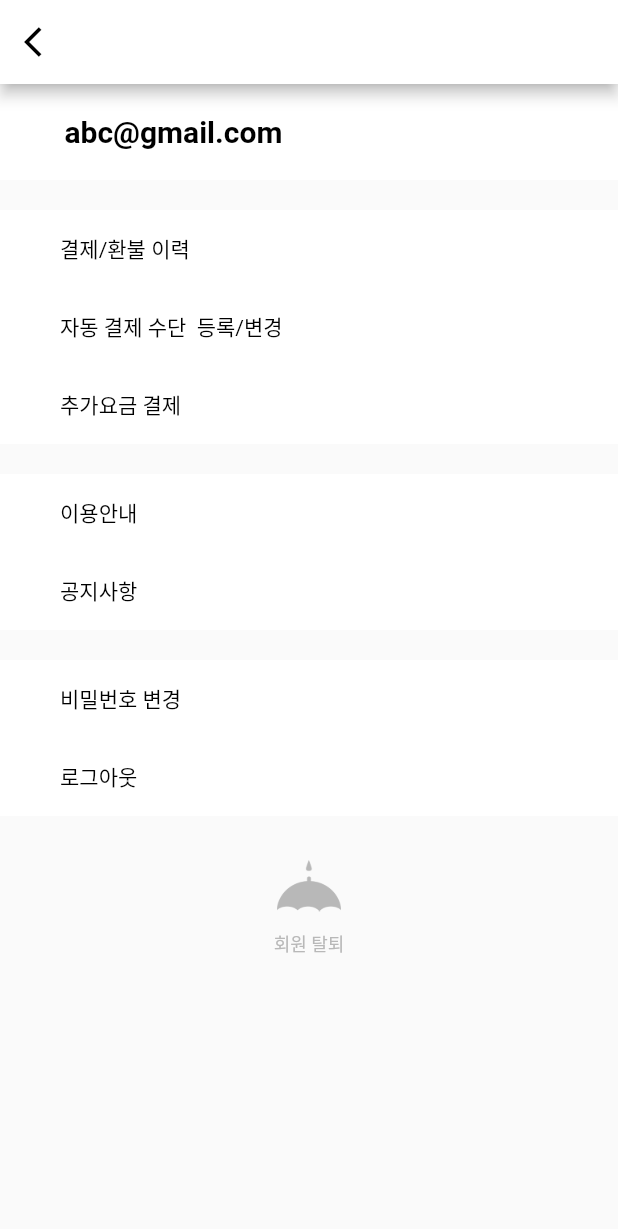
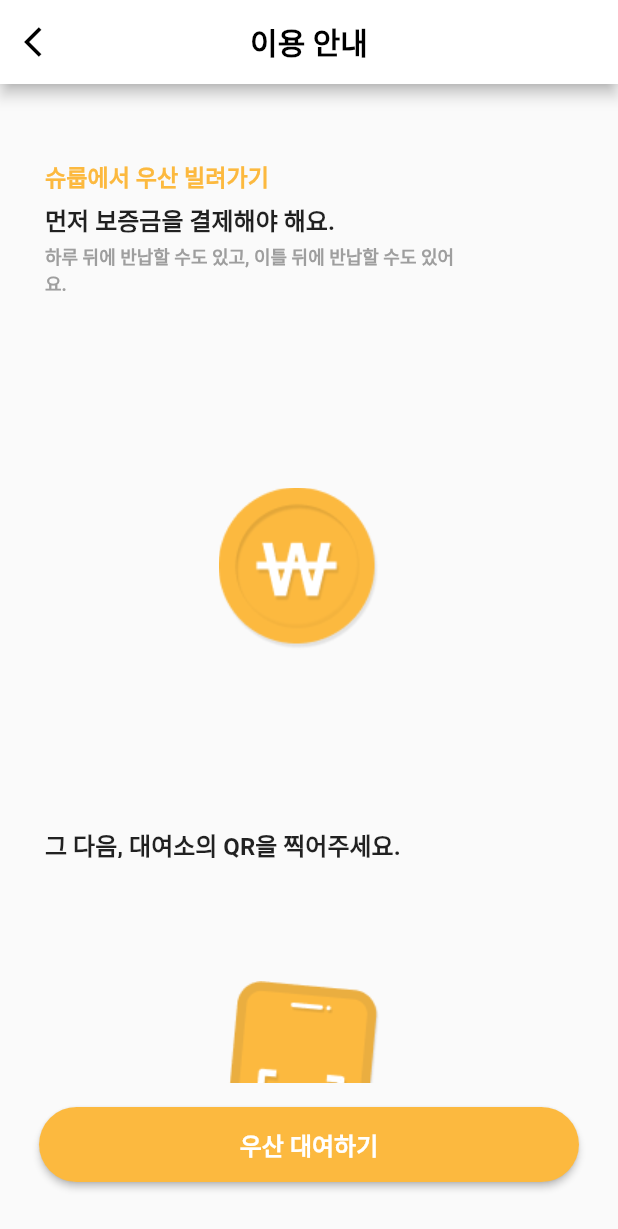
Before and after one commit to ljy2855/shuroop_client_app, a Flutter app: the PersonalInfo screen opened directly, after a tap on "이용안내", on a phone screen of 412 x 824 dp. Shown: the top 1229 px of the screen. Run offline on Flutter 3.47's test engine with Material 2 defaults, Android fonts, the phone set to English and light mode, and no system bars; our stand-ins replace dotted_line, flutter_dotenv, shared_preferences; missing offline and left inert: flutter_naver_map, qr_code_scanner; accounts and stored records are empty; network calls fail; Roboto replaces fonts that are missing (IBMPlexSans, IBMPlexSansKR).

Commit message:
usageinfo page

```diff
--- a/lib/auth/view/login.dart
+++ b/lib/auth/view/login.dart
@@ -213,7 +213,7 @@ class _LoginPageState extends State<LoginPage> {
       if (!profile.getIsRenting()!) {
         if (profile.getLeftTime() == Duration.zero) {
           await Navigator.of(context).push(MaterialPageRoute(
-              builder: ((context) => const DepositInformation())));
+              builder: ((context) =>  DepositInformation())));
         } else {
           await Navigator.of(context).push(MaterialPageRoute(
               builder: ((context) => const QRScanPage(
--- a/lib/map/view/map.dart
+++ b/lib/map/view/map.dart
@@ -205,7 +205,7 @@ class _MainMapPageState extends State<MainMapPage> {
                                         Navigator.of(context)
                                             .push(MaterialPageRoute(
                                                 builder: ((context) =>
-                                                    const DepositInformation())))
+                                                    DepositInformation())))
                                             .then(
                                               (_) => setState(() {}),
                                             )
--- a/lib/mypage/personal_info.dart
+++ b/lib/mypage/personal_info.dart
@@ -4,6 +4,11 @@ import 'package:shuroop_client_app/auth/provider/profile_provider.dart';
 import 'package:shuroop_client_app/auth/provider/token.dart';
 import 'package:shuroop_client_app/colors.dart';
 import 'package:shuroop_client_app/mypage/notice.dart';
+import 'package:shuroop_client_app/mypage/payment_refund_history.dart';
+import 'package:shuroop_client_app/mypage/usage_info.dart';
+
+import 'additional_charge_payment.dart';
+import 'automatic_payment_method.dart';
 
 class PersonalInfo extends StatelessWidget {
   PersonalInfo({Key? key}) : super(key: key);
@@ -37,7 +42,8 @@ class PersonalInfo extends StatelessWidget {
               alignment: Alignment.centerLeft,
               width: double.infinity,
               child: TextButton(
-                onPressed: () {},
+                onPressed: () => Navigator.of(context).push(
+                    MaterialPageRoute(builder: (((context) => Notice())))),
                 child: Text(profile.getProfile()?.email ?? "abc@gmail.com",
                     style: const TextStyle(
                         fontSize: 20,
@@ -53,7 +59,8 @@ class PersonalInfo extends StatelessWidget {
               alignment: Alignment.centerLeft,
               width: double.infinity,
               child: TextButton(
-                onPressed: () {},
+                onPressed: () => Navigator.of(context).push(
+                    MaterialPageRoute(builder: (((context) => PaymentRefundHistory())))),
                 child: const Text("결제/환불 이력",
                     style: TextStyle(
                         fontSize: 14,
@@ -69,7 +76,8 @@ class PersonalInfo extends StatelessWidget {
               alignment: Alignment.centerLeft,
               width: double.infinity,
               child: TextButton(
-                onPressed: () {},
+                onPressed: () => Navigator.of(context).push(
+                    MaterialPageRoute(builder: (((context) => AutomaticPaymentMethod())))),
                 child: const Text("자동 결제 수단  등록/변경",
                     style: TextStyle(
                         fontSize: 14,
@@ -85,7 +93,8 @@ class PersonalInfo extends StatelessWidget {
               alignment: Alignment.centerLeft,
               width: double.infinity,
               child: TextButton(
-                onPressed: () {},
+                onPressed: () => Navigator.of(context).push(
+                    MaterialPageRoute(builder: (((context) => AdditionalChargePayment())))),
                 child: const Text("추가요금 결제",
                     style: TextStyle(
                         fontSize: 14,
@@ -101,7 +110,8 @@ class PersonalInfo extends StatelessWidget {
               alignment: Alignment.centerLeft,
               width: double.infinity,
               child: TextButton(
-                onPressed: () {},
+                onPressed: () => Navigator.of(context).push(
+                    MaterialPageRoute(builder: (((context) => UsageInformation())))),
                 child: const Text("이용안내",
                     style: TextStyle(
                         fontSize: 14,
@@ -117,7 +127,8 @@ class PersonalInfo extends StatelessWidget {
               alignment: Alignment.centerLeft,
               width: double.infinity,
               child: TextButton(
-                onPressed: () {},
+                onPressed: () => Navigator.of(context).push(
+                    MaterialPageRoute(builder: (((context) => Notice())))),
                 child: const Text("공지사항",
                     style: TextStyle(
                         fontSize: 14,
@@ -189,6 +200,7 @@ class PersonalInfo extends StatelessWidget {
         ),
       ),
     );
+
   }
 
   Future<void> logout() async {
--- a/lib/mypage/usage_info.dart
+++ b/lib/mypage/usage_info.dart
@@ -0,0 +1,234 @@
+import 'package:flutter/material.dart';
+import 'package:shuroop_client_app/colors.dart';
+
+import '../map/view/map.dart';
+
+
+class UsageInformation extends StatelessWidget {
+  UsageInformation({Key? key}) : super(key: key);
+  final scrollController = ScrollController();
+
+  @override
+  Widget build(BuildContext context) {
+    return Scaffold(
+      appBar: AppBar(
+          backgroundColor: ZeplinColors.white,
+          centerTitle: true,
+          title: const Text("이용 안내",
+              style: TextStyle(
+                color: ZeplinColors.black,
+                  fontFamily: 'IBMPlexSans',
+                  fontSize: 20,
+                  fontWeight: FontWeight.w700)),
+          leading: IconButton(
+            color: ZeplinColors.black,
+            icon: const Icon(Icons.arrow_back_ios),
+            onPressed: () {
+              Navigator.of(context).pop();
+            },
+          )),
+      body: SingleChildScrollView(
+        scrollDirection: Axis.vertical,
+        controller: scrollController,
+        child: Column(
+          crossAxisAlignment: CrossAxisAlignment.start,
+          children: [
+            Container(
+              width: 198,
+              height: 21,
+              margin: const EdgeInsets.fromLTRB(30, 50, 0, 7),
+              child: const Text("슈룹에서 우산 빌려가기",
+                  style: TextStyle(
+                      color: Color(0xFFFCB93F),
+                      fontFamily: 'IBMPlexSans',
+                      fontWeight: FontWeight.w600,
+                      fontSize: 15.4)),
+            ),
+            Container(
+              width: 198,
+              height: 21,
+              margin: const EdgeInsets.fromLTRB(30, 0, 0, 7),
+              child: const Text("먼저 보증금을 결제해야 해요.",
+                  style: TextStyle(
+                      fontFamily: 'IBMPlexSans',
+                      fontWeight: FontWeight.w600,
+                      fontSize: 16)),
+            ),
+            Container(
+              width: 286,
+              height: 45,
+              margin: const EdgeInsets.fromLTRB(30, 0, 0, 82),
+              child: const Text("하루 뒤에 반납할 수도 있고, 이틀 뒤에 반납할 수도 있어요.",
+                  style: TextStyle(
+                      color: Colors.grey,
+                      fontFamily: 'IBMPlexSansKR',
+                      fontWeight: FontWeight.w700,
+                      fontSize: 12)),
+            ),
+            Container(
+              margin: const EdgeInsets.fromLTRB(99.2, 0, 100.14, 82),
+              width: 200,
+              height: 180,
+              child: Image.asset("assets/images/coin.png"),
+            ),
+            Container(
+              width: 240,
+              height: 21,
+              margin: const EdgeInsets.fromLTRB(30, 0, 0, 82),
+              child: const Text("그 다음, 대여소의 QR을 찍어주세요.",
+                  style: TextStyle(
+                      fontFamily: 'IBMPlexSans',
+                      fontWeight: FontWeight.w600,
+                      fontSize: 16)),
+            ),
+            Container(
+              margin: const EdgeInsets.fromLTRB(99.2, 0, 100.14, 82),
+              width: 200,
+              height: 180,
+              child: Image.asset("assets/images/QRcodeScanner.png"),
+            ),
+            Container(
+              width: 198,
+              height: 21,
+              margin: const EdgeInsets.fromLTRB(30, 0, 0, 7),
+              child: const Text("대여완료되었어요!",
+                  style: TextStyle(
+                      fontFamily: 'IBMPlexSans',
+                      fontWeight: FontWeight.w600,
+                      fontSize: 16)),
+            ),
+            Container(
+              width: 280,
+              height: 32,
+              margin: const EdgeInsets.fromLTRB(30, 0, 0, 82),
+              child: const Text(
+                  "간단한 단계를 통해 우산을 빌릴 수 있어요!",
+                  style: TextStyle(
+                      color: Colors.grey,
+                      fontFamily: 'IBMPlexSans',
+                      fontWeight: FontWeight.w400,
+                      fontSize: 11)),
+            ),
+            Container(
+              margin: const EdgeInsets.fromLTRB(99.2, 0, 100.14, 82),
+              width: 200,
+              height: 180,
+              child: Image.asset("assets/images/umbrella.png"),
+            ),
+
+            Container(
+              alignment: Alignment.center,
+              margin: const EdgeInsets.fromLTRB(0, 0, 0, 0),
+              child: IconButton(
+                icon: const Icon(Icons.keyboard_arrow_down_rounded),
+                color: ZeplinColors.base_yellow,
+                iconSize: 38,
+                onPressed: () => moveToBottomScroll(scrollController),
+              ),
+            ),
+            Container(
+              width: 198,
+              height: 21,
+              margin: const EdgeInsets.fromLTRB(30, 50, 0, 7),
+              child: const Text("우산 반납하기",
+                  style: TextStyle(
+                      color: Color(0xFFFCB93F),
+                      fontFamily: 'IBMPlexSans',
+                      fontWeight: FontWeight.w600,
+                      fontSize: 15.4)),
+            ),
+            Container(
+              width: 198,
+              height: 45,
+              margin: const EdgeInsets.fromLTRB(30, 0, 0, 7),
+              child: const Text("반납하기로 약속한 시간까지 대여소로 가주세요.",
+                  style: TextStyle(
+                      fontFamily: 'IBMPlexSans',
+                      fontWeight: FontWeight.w600,
+                      fontSize: 16)),
+            ),
+
+            Container(
+              margin: const EdgeInsets.fromLTRB(99.2, 0, 100.14, 82),
+              width: 200,
+              height: 180,
+              child: Image.asset("assets/images/clock.png"),
+            ),
+            Container(
+              width: 240,
+              height: 21,
+              margin: const EdgeInsets.fromLTRB(30, 0, 0, 82),
+              child: const Text("그 다음, 대여소의 QR을 찍어주세요.",
+                  style: TextStyle(
+                      fontFamily: 'IBMPlexSans',
+                      fontWeight: FontWeight.w600,
+                      fontSize: 16)),
+            ),
+            Container(
+              margin: const EdgeInsets.fromLTRB(99.2, 0, 100.14, 82),
+              width: 200,
+              height: 180,
+              child: Image.asset("assets/images/QRcodeScanner.png"),
+            ),
+            Container(
+              width: 198,
+              height: 21,
+              margin: const EdgeInsets.fromLTRB(30, 0, 0, 7),
+              child: const Text("반납완료되었어요!",
+                  style: TextStyle(
+                      fontFamily: 'IBMPlexSans',
+                      fontWeight: FontWeight.w600,
+                      fontSize: 16)),
+            ),
+            Container(
+              width: 280,
+              height: 32,
+              margin: const EdgeInsets.fromLTRB(30, 0, 0, 82),
+              child: const Text(
+                  "만약 약속한 기간을 넘겨서 반납한다면, 추가 금액이 발생할 수 있어요.",
+                  style: TextStyle(
+                      color: Colors.grey,
+                      fontFamily: 'IBMPlexSans',
+                      fontWeight: FontWeight.w400,
+                      fontSize: 11)),
+            ),
+            Container(
+              margin: const EdgeInsets.fromLTRB(99.2, 0, 100.14, 82),
+              width: 200,
+              height: 180,
+              child: Image.asset("assets/images/umbrella.png"),
+            ),
+
+          ],
+        ),
+      ),
+      bottomNavigationBar: Container(
+        margin: const EdgeInsets.fromLTRB(26, 16, 26, 36),
+        child: ElevatedButton(
+            style: ElevatedButton.styleFrom(
+                minimumSize: const Size(350, 50),
+                primary: const Color(0xFFFCB93F),
+                shape: RoundedRectangleBorder(
+                    borderRadius: BorderRadius.circular(50))),
+            onPressed: () {
+              Navigator.of(context).push(MaterialPageRoute(
+                  builder: (context) => MainMapPage()));
+              // Navigator.push(
+              //   context,
+              //   MaterialPageRoute(builder: (context) => const DepositPayment()),
+              // );
+            },
+            child: const Text('우산 대여하기',
+                style: TextStyle(
+                    fontFamily: 'IBMPlexSans',
+                    fontWeight: FontWeight.w700,
+                    fontSize: 16))),
+      ),
+    );
+  }
+
+  moveToBottomScroll(ScrollController controller) {
+    controller.animateTo(scrollController.position.maxScrollExtent,
+        duration: const Duration(milliseconds: 700), curve: Curves.ease);
+  }
+}
--- a/lib/rental/view/deposit_info.dart
+++ b/lib/rental/view/deposit_info.dart
@@ -3,8 +3,8 @@ import 'package:flutter/material.dart';
 import 'deposit_payment.dart';
 
 class DepositInformation extends StatelessWidget {
-  const DepositInformation({Key? key}) : super(key: key);
-
+  DepositInformation({Key? key}) : super(key: key);
+  final scrollController = ScrollController();
   @override
   Widget build(BuildContext context) {
     return Scaffold(
@@ -23,6 +23,7 @@ class DepositInformation extends StatelessWidget {
             },
           )),
       body: SingleChildScrollView(
+        controller: scrollController,
         scrollDirection: Axis.vertical,
         child: Column(
           children: [
@@ -162,7 +163,7 @@ class DepositInformation extends StatelessWidget {
                 icon: const Icon(Icons.keyboard_arrow_down_rounded),
                 color: Colors.grey,
                 iconSize: 38,
-                onPressed: () {},
+                onPressed: () => moveToBottomScroll(scrollController),
               ),
             ),
           ],
@@ -192,4 +193,8 @@ class DepositInformation extends StatelessWidget {
       ),
     );
   }
+  moveToBottomScroll(ScrollController controller) {
+    controller.animateTo(scrollController.position.maxScrollExtent,
+        duration: const Duration(milliseconds: 700), curve: Curves.ease);
+  }
 }
```
Also changed, not shown: assets/images/clock.png (added).
